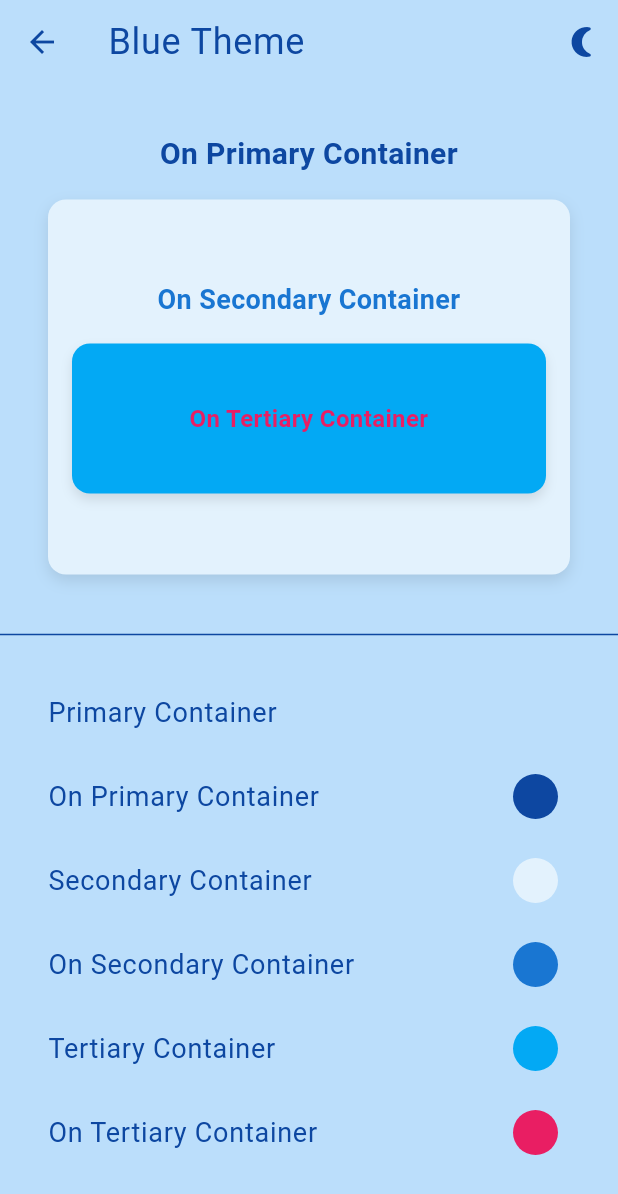
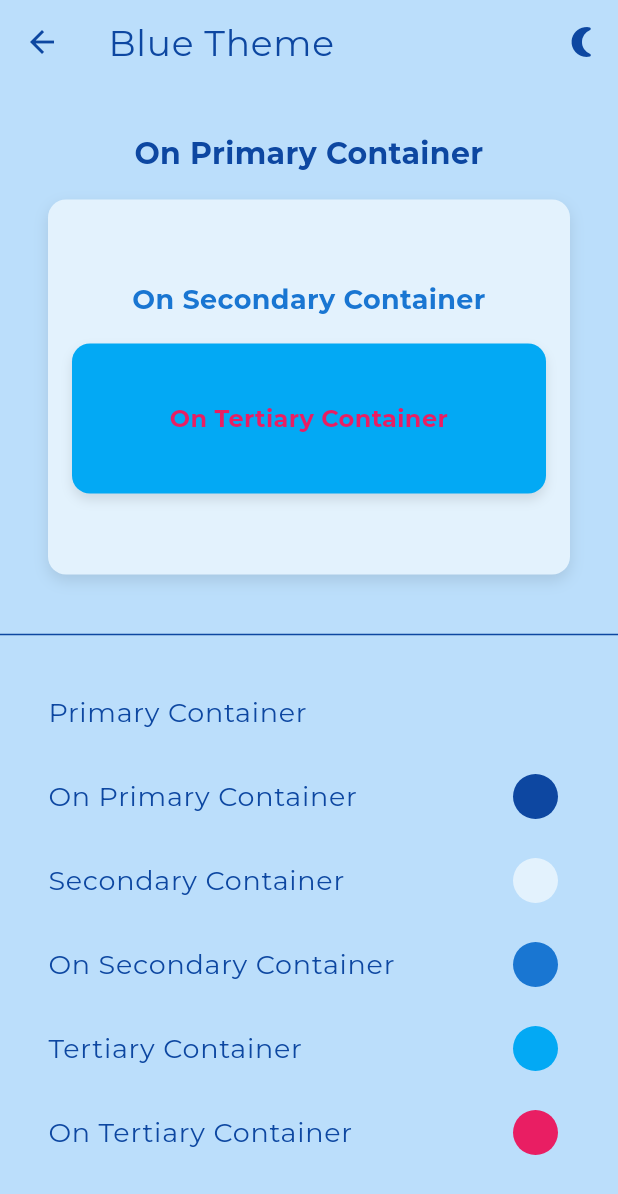
Before and after one commit to JorisHoef/FlutteringNotes, a Flutter app: the ThemeScreen screen opened directly with sample values from the repository, on a phone screen of 412 x 824 dp. Shown: the top 1194 px of the screen. Run offline on Flutter 3.47's test engine with Material 3 defaults, Android fonts, the phone set to English and light mode, and no system bars; our stand-ins replace flutter_colorpicker, shared_preferences; accounts and stored records are empty; network calls fail; project files that could hold a hidden picture were left out.

Commit message:
make default montserat font

```diff
--- a/lib/constants/theme_constants.dart
+++ b/lib/constants/theme_constants.dart
@@ -8,12 +8,68 @@ class ThemeConstants {
   static const double fontSizeLarge = 24.0;
   static const double fontSizeXLarge = 30.0;
 
+  static const String fontFamilyElectron = 'Montserrat'; // Always use this font
   static const String fontFamilyBlue = 'Roboto';
   static const String fontFamilyIndigo = 'Poppins';
   static const String fontFamilyGreen = 'Lato';
   static const String fontFamilyRed = 'SourceSerif4';
-  static const String fontFamilyElectron = 'Montserrat';
-  static const String fontFamilySerif = 'SourceSans3'; //unused for now
+  static const String fontFamilySerif = 'SourceSans3';
+
+  static TextTheme ensureFontFamily(TextTheme originalTheme) {
+    return TextTheme(
+      bodySmall: originalTheme.bodySmall?.copyWith(
+            fontFamily: fontFamilyElectron,
+            fontSize: fontSizeSmall,
+          ) ??
+          TextStyle(fontFamily: fontFamilyElectron),
+      bodyMedium: originalTheme.bodyMedium?.copyWith(
+            fontFamily: fontFamilyElectron,
+            fontSize: fontSizeMedium,
+          ) ??
+          TextStyle(fontFamily: fontFamilyElectron),
+      bodyLarge: originalTheme.bodyLarge?.copyWith(
+            fontFamily: fontFamilyElectron,
+            fontSize: fontSizeLarge,
+          ) ??
+          TextStyle(fontFamily: fontFamilyElectron),
+      headlineSmall: originalTheme.headlineSmall?.copyWith(
+            fontFamily: fontFamilyElectron,
+          ) ??
+          TextStyle(fontFamily: fontFamilyElectron),
+      headlineMedium: originalTheme.headlineMedium?.copyWith(
+            fontFamily: fontFamilyElectron,
+          ) ??
+          TextStyle(fontFamily: fontFamilyElectron),
+      headlineLarge: originalTheme.headlineLarge?.copyWith(
+            fontFamily: fontFamilyElectron,
+          ) ??
+          TextStyle(fontFamily: fontFamilyElectron),
+      titleSmall: originalTheme.titleSmall?.copyWith(
+            fontFamily: fontFamilyElectron,
+          ) ??
+          TextStyle(fontFamily: fontFamilyElectron),
+      titleMedium: originalTheme.titleMedium?.copyWith(
+            fontFamily: fontFamilyElectron,
+          ) ??
+          TextStyle(fontFamily: fontFamilyElectron),
+      titleLarge: originalTheme.titleLarge?.copyWith(
+            fontFamily: fontFamilyElectron,
+          ) ??
+          TextStyle(fontFamily: fontFamilyElectron),
+      labelSmall: originalTheme.labelSmall?.copyWith(
+            fontFamily: fontFamilyElectron,
+          ) ??
+          TextStyle(fontFamily: fontFamilyElectron),
+      labelMedium: originalTheme.labelMedium?.copyWith(
+            fontFamily: fontFamilyElectron,
+          ) ??
+          TextStyle(fontFamily: fontFamilyElectron),
+      labelLarge: originalTheme.labelLarge?.copyWith(
+            fontFamily: fontFamilyElectron,
+          ) ??
+          TextStyle(fontFamily: fontFamilyElectron),
+    );
+  }
 }
 
 List<ThemeModel> predefinedThemes() => [
@@ -33,12 +89,10 @@ List<ThemeModel> predefinedThemes() => [
             ),
             bodyMedium: TextStyle(
                 fontFamily: ThemeConstants.fontFamilyBlue,
-            fontSize: ThemeConstants.fontSizeMedium
-        ),
+                fontSize: ThemeConstants.fontSizeMedium),
             bodyLarge: TextStyle(
                 fontFamily: ThemeConstants.fontFamilyBlue,
-            fontSize: ThemeConstants.fontSizeLarge
-        ),
+                fontSize: ThemeConstants.fontSizeLarge),
           ),
         ),
         darkTheme: ThemeModel.buildDarkTheme(
@@ -49,9 +103,15 @@ List<ThemeModel> predefinedThemes() => [
           onSecondaryContainer: Colors.white,
           onTertiaryContainer: Colors.pink,
           textTheme: TextTheme(
-        bodySmall: TextStyle(fontFamily: ThemeConstants.fontFamilyBlue, fontSize: ThemeConstants.fontSizeSmall),
-        bodyMedium: TextStyle(fontFamily: ThemeConstants.fontFamilyBlue, fontSize: ThemeConstants.fontSizeMedium),
-        bodyLarge: TextStyle(fontFamily: ThemeConstants.fontFamilyBlue, fontSize: ThemeConstants.fontSizeLarge),
+            bodySmall: TextStyle(
+                fontFamily: ThemeConstants.fontFamilyBlue,
+                fontSize: ThemeConstants.fontSizeSmall),
+            bodyMedium: TextStyle(
+                fontFamily: ThemeConstants.fontFamilyBlue,
+                fontSize: ThemeConstants.fontSizeMedium),
+            bodyLarge: TextStyle(
+                fontFamily: ThemeConstants.fontFamilyBlue,
+                fontSize: ThemeConstants.fontSizeLarge),
           ),
         ),
       ),
@@ -65,9 +125,15 @@ List<ThemeModel> predefinedThemes() => [
           onSecondaryContainer: Color(0xFF5C6BC0),
           onTertiaryContainer: Colors.pink,
           textTheme: TextTheme(
-        bodySmall: TextStyle(fontFamily: ThemeConstants.fontFamilyIndigo, fontSize: ThemeConstants.fontSizeSmall),
-        bodyMedium: TextStyle(fontFamily: ThemeConstants.fontFamilyIndigo, fontSize: ThemeConstants.fontSizeMedium),
-        bodyLarge: TextStyle(fontFamily: ThemeConstants.fontFamilyIndigo, fontSize: ThemeConstants.fontSizeLarge),
+            bodySmall: TextStyle(
+                fontFamily: ThemeConstants.fontFamilyIndigo,
+                fontSize: ThemeConstants.fontSizeSmall),
+            bodyMedium: TextStyle(
+                fontFamily: ThemeConstants.fontFamilyIndigo,
+                fontSize: ThemeConstants.fontSizeMedium),
+            bodyLarge: TextStyle(
+                fontFamily: ThemeConstants.fontFamilyIndigo,
+                fontSize: ThemeConstants.fontSizeLarge),
           ),
         ),
         darkTheme: ThemeModel.buildDarkTheme(
@@ -78,9 +144,15 @@ List<ThemeModel> predefinedThemes() => [
           onSecondaryContainer: Colors.white,
           onTertiaryContainer: Colors.pink,
           textTheme: TextTheme(
-        bodySmall: TextStyle(fontFamily: ThemeConstants.fontFamilyIndigo, fontSize: ThemeConstants.fontSizeSmall),
-        bodyMedium: TextStyle(fontFamily: ThemeConstants.fontFamilyIndigo, fontSize: ThemeConstants.fontSizeMedium),
-        bodyLarge: TextStyle(fontFamily: ThemeConstants.fontFamilyIndigo, fontSize: ThemeConstants.fontSizeLarge),
+            bodySmall: TextStyle(
+                fontFamily: ThemeConstants.fontFamilyIndigo,
+                fontSize: ThemeConstants.fontSizeSmall),
+            bodyMedium: TextStyle(
+                fontFamily: ThemeConstants.fontFamilyIndigo,
+                fontSize: ThemeConstants.fontSizeMedium),
+            bodyLarge: TextStyle(
+                fontFamily: ThemeConstants.fontFamilyIndigo,
+                fontSize: ThemeConstants.fontSizeLarge),
           ),
         ),
       ),
@@ -94,9 +166,15 @@ List<ThemeModel> predefinedThemes() => [
           onSecondaryContainer: Color(0xFF2C6E49),
           onTertiaryContainer: Colors.pink,
           textTheme: TextTheme(
-        bodySmall: TextStyle(fontFamily: ThemeConstants.fontFamilyGreen, fontSize: ThemeConstants.fontSizeSmall),
-        bodyMedium: TextStyle(fontFamily: ThemeConstants.fontFamilyGreen, fontSize: ThemeConstants.fontSizeMedium),
-        bodyLarge: TextStyle(fontFamily: ThemeConstants.fontFamilyGreen, fontSize: ThemeConstants.fontSizeLarge),
+            bodySmall: TextStyle(
+                fontFamily: ThemeConstants.fontFamilyGreen,
+                fontSize: ThemeConstants.fontSizeSmall),
+            bodyMedium: TextStyle(
+                fontFamily: ThemeConstants.fontFamilyGreen,
+                fontSize: ThemeConstants.fontSizeMedium),
+            bodyLarge: TextStyle(
+                fontFamily: ThemeConstants.fontFamilyGreen,
+                fontSize: ThemeConstants.fontSizeLarge),
           ),
         ),
         darkTheme: ThemeModel.buildDarkTheme(
@@ -107,9 +185,15 @@ List<ThemeModel> predefinedThemes() => [
           onSecondaryContainer: Colors.white,
           onTertiaryContainer: Colors.pink,
           textTheme: TextTheme(
-        bodySmall: TextStyle(fontFamily: ThemeConstants.fontFamilyGreen, fontSize: ThemeConstants.fontSizeSmall),
-        bodyMedium: TextStyle(fontFamily: ThemeConstants.fontFamilyGreen, fontSize: ThemeConstants.fontSizeMedium),
-        bodyLarge: TextStyle(fontFamily: ThemeConstants.fontFamilyGreen, fontSize: ThemeConstants.fontSizeLarge),
+            bodySmall: TextStyle(
+                fontFamily: ThemeConstants.fontFamilyGreen,
+                fontSize: ThemeConstants.fontSizeSmall),
+            bodyMedium: TextStyle(
+                fontFamily: ThemeConstants.fontFamilyGreen,
+                fontSize: ThemeConstants.fontSizeMedium),
+            bodyLarge: TextStyle(
+                fontFamily: ThemeConstants.fontFamilyGreen,
+                fontSize: ThemeConstants.fontSizeLarge),
           ),
         ),
       ),
@@ -123,9 +207,15 @@ List<ThemeModel> predefinedThemes() => [
           onSecondaryContainer: Color(0xFFEF9A9A),
           onTertiaryContainer: Colors.pink,
           textTheme: TextTheme(
-        bodySmall: TextStyle(fontFamily: ThemeConstants.fontFamilyRed, fontSize: ThemeConstants.fontSizeSmall),
-        bodyMedium: TextStyle(fontFamily: ThemeConstants.fontFamilyRed, fontSize: ThemeConstants.fontSizeMedium),
-        bodyLarge: TextStyle(fontFamily: ThemeConstants.fontFamilyRed, fontSize: ThemeConstants.fontSizeLarge),
+            bodySmall: TextStyle(
+                fontFamily: ThemeConstants.fontFamilyRed,
+                fontSize: ThemeConstants.fontSizeSmall),
+            bodyMedium: TextStyle(
+                fontFamily: ThemeConstants.fontFamilyRed,
+                fontSize: ThemeConstants.fontSizeMedium),
+            bodyLarge: TextStyle(
+                fontFamily: ThemeConstants.fontFamilyRed,
+                fontSize: ThemeConstants.fontSizeLarge),
           ),
         ),
         darkTheme: ThemeModel.buildDarkTheme(
@@ -136,9 +226,15 @@ List<ThemeModel> predefinedThemes() => [
           onSecondaryContainer: Color(0xFFEF9A9A),
           onTertiaryContainer: Colors.pink,
           textTheme: TextTheme(
-        bodySmall: TextStyle(fontFamily: ThemeConstants.fontFamilyRed, fontSize: ThemeConstants.fontSizeSmall),
-        bodyMedium: TextStyle(fontFamily: ThemeConstants.fontFamilyRed, fontSize: ThemeConstants.fontSizeMedium),
-        bodyLarge: TextStyle(fontFamily: ThemeConstants.fontFamilyRed, fontSize: ThemeConstants.fontSizeLarge),
+            bodySmall: TextStyle(
+                fontFamily: ThemeConstants.fontFamilyRed,
+                fontSize: ThemeConstants.fontSizeSmall),
+            bodyMedium: TextStyle(
+                fontFamily: ThemeConstants.fontFamilyRed,
+                fontSize: ThemeConstants.fontSizeMedium),
+            bodyLarge: TextStyle(
+                fontFamily: ThemeConstants.fontFamilyRed,
+                fontSize: ThemeConstants.fontSizeLarge),
           ),
         ),
       ),
@@ -152,9 +248,15 @@ List<ThemeModel> predefinedThemes() => [
           onSecondaryContainer: Color(0xFF2B2A2A),
           onTertiaryContainer: Colors.pink,
           textTheme: TextTheme(
-        bodySmall: TextStyle(fontFamily: ThemeConstants.fontFamilyElectron, fontSize: ThemeConstants.fontSizeSmall),
-        bodyMedium: TextStyle(fontFamily: ThemeConstants.fontFamilyElectron, fontSize: ThemeConstants.fontSizeMedium),
-        bodyLarge: TextStyle(fontFamily: ThemeConstants.fontFamilyElectron, fontSize: ThemeConstants.fontSizeLarge),
+            bodySmall: TextStyle(
+                fontFamily: ThemeConstants.fontFamilyElectron,
+                fontSize: ThemeConstants.fontSizeSmall),
+            bodyMedium: TextStyle(
+                fontFamily: ThemeConstants.fontFamilyElectron,
+                fontSize: ThemeConstants.fontSizeMedium),
+            bodyLarge: TextStyle(
+                fontFamily: ThemeConstants.fontFamilyElectron,
+                fontSize: ThemeConstants.fontSizeLarge),
           ),
         ),
         darkTheme: ThemeModel.buildDarkTheme(
@@ -167,10 +269,13 @@ List<ThemeModel> predefinedThemes() => [
           textTheme: TextTheme(
             bodySmall: TextStyle(
                 fontFamily: ThemeConstants.fontFamilyElectron,
-            fontSize: ThemeConstants.fontSizeSmall
-        ),
-        bodyMedium: TextStyle(fontFamily: ThemeConstants.fontFamilyElectron, fontSize: ThemeConstants.fontSizeMedium),
-        bodyLarge: TextStyle(fontFamily: ThemeConstants.fontFamilyElectron, fontSize: ThemeConstants.fontSizeLarge),
+                fontSize: ThemeConstants.fontSizeSmall),
+            bodyMedium: TextStyle(
+                fontFamily: ThemeConstants.fontFamilyElectron,
+                fontSize: ThemeConstants.fontSizeMedium),
+            bodyLarge: TextStyle(
+                fontFamily: ThemeConstants.fontFamilyElectron,
+                fontSize: ThemeConstants.fontSizeLarge),
           ),
         ),
       ),
@@ -184,9 +289,15 @@ List<ThemeModel> predefinedThemes() => [
           onSecondaryContainer: Color(0xFF2B2A2A),
           onTertiaryContainer: Colors.pink,
           textTheme: TextTheme(
-        bodySmall: TextStyle(fontFamily: ThemeConstants.fontFamilyElectron, fontSize: ThemeConstants.fontSizeSmall),
-        bodyMedium: TextStyle(fontFamily: ThemeConstants.fontFamilyElectron, fontSize: ThemeConstants.fontSizeMedium),
-        bodyLarge: TextStyle(fontFamily: ThemeConstants.fontFamilyElectron, fontSize: ThemeConstants.fontSizeLarge),
+            bodySmall: TextStyle(
+                fontFamily: ThemeConstants.fontFamilyElectron,
+                fontSize: ThemeConstants.fontSizeSmall),
+            bodyMedium: TextStyle(
+                fontFamily: ThemeConstants.fontFamilyElectron,
+                fontSize: ThemeConstants.fontSizeMedium),
+            bodyLarge: TextStyle(
+                fontFamily: ThemeConstants.fontFamilyElectron,
+                fontSize: ThemeConstants.fontSizeLarge),
           ),
         ),
         darkTheme: ThemeModel.buildDarkTheme(
@@ -199,10 +310,13 @@ List<ThemeModel> predefinedThemes() => [
           textTheme: TextTheme(
             bodySmall: TextStyle(
                 fontFamily: ThemeConstants.fontFamilyElectron,
-            fontSize: ThemeConstants.fontSizeSmall
-        ),
-        bodyMedium: TextStyle(fontFamily: ThemeConstants.fontFamilyElectron, fontSize: ThemeConstants.fontSizeMedium),
-        bodyLarge: TextStyle(fontFamily: ThemeConstants.fontFamilyElectron, fontSize: ThemeConstants.fontSizeLarge),
+                fontSize: ThemeConstants.fontSizeSmall),
+            bodyMedium: TextStyle(
+                fontFamily: ThemeConstants.fontFamilyElectron,
+                fontSize: ThemeConstants.fontSizeMedium),
+            bodyLarge: TextStyle(
+                fontFamily: ThemeConstants.fontFamilyElectron,
+                fontSize: ThemeConstants.fontSizeLarge),
           ),
         ),
       ),
@@ -216,9 +330,15 @@ List<ThemeModel> predefinedThemes() => [
           onSecondaryContainer: Color(0xFF2B2A2A),
           onTertiaryContainer: Colors.pink,
           textTheme: TextTheme(
-        bodySmall: TextStyle(fontFamily: ThemeConstants.fontFamilyElectron, fontSize: ThemeConstants.fontSizeSmall),
-        bodyMedium: TextStyle(fontFamily: ThemeConstants.fontFamilyElectron, fontSize: ThemeConstants.fontSizeMedium),
-        bodyLarge: TextStyle(fontFamily: ThemeConstants.fontFamilyElectron, fontSize: ThemeConstants.fontSizeLarge),
+            bodySmall: TextStyle(
+                fontFamily: ThemeConstants.fontFamilyElectron,
+                fontSize: ThemeConstants.fontSizeSmall),
+            bodyMedium: TextStyle(
+                fontFamily: ThemeConstants.fontFamilyElectron,
+                fontSize: ThemeConstants.fontSizeMedium),
+            bodyLarge: TextStyle(
+                fontFamily: ThemeConstants.fontFamilyElectron,
+                fontSize: ThemeConstants.fontSizeLarge),
           ),
         ),
         darkTheme: ThemeModel.buildDarkTheme(
@@ -231,10 +351,13 @@ List<ThemeModel> predefinedThemes() => [
           textTheme: TextTheme(
             bodySmall: TextStyle(
                 fontFamily: ThemeConstants.fontFamilyElectron,
-            fontSize: ThemeConstants.fontSizeSmall
-        ),
-        bodyMedium: TextStyle(fontFamily: ThemeConstants.fontFamilyElectron, fontSize: ThemeConstants.fontSizeMedium),
-        bodyLarge: TextStyle(fontFamily: ThemeConstants.fontFamilyElectron, fontSize: ThemeConstants.fontSizeLarge),
+                fontSize: ThemeConstants.fontSizeSmall),
+            bodyMedium: TextStyle(
+                fontFamily: ThemeConstants.fontFamilyElectron,
+                fontSize: ThemeConstants.fontSizeMedium),
+            bodyLarge: TextStyle(
+                fontFamily: ThemeConstants.fontFamilyElectron,
+                fontSize: ThemeConstants.fontSizeLarge),
           ),
         ),
       ),
@@ -248,9 +371,15 @@ List<ThemeModel> predefinedThemes() => [
           onSecondaryContainer: Color(0xFF2B2A2A),
           onTertiaryContainer: Colors.pink,
           textTheme: TextTheme(
-        bodySmall: TextStyle(fontFamily: ThemeConstants.fontFamilyElectron, fontSize: ThemeConstants.fontSizeSmall),
-        bodyMedium: TextStyle(fontFamily: ThemeConstants.fontFamilyElectron, fontSize: ThemeConstants.fontSizeMedium),
-        bodyLarge: TextStyle(fontFamily: ThemeConstants.fontFamilyElectron, fontSize: ThemeConstants.fontSizeLarge),
+            bodySmall: TextStyle(
+                fontFamily: ThemeConstants.fontFamilyElectron,
+                fontSize: ThemeConstants.fontSizeSmall),
+            bodyMedium: TextStyle(
+                fontFamily: ThemeConstants.fontFamilyElectron,
+                fontSize: ThemeConstants.fontSizeMedium),
+            bodyLarge: TextStyle(
+                fontFamily: ThemeConstants.fontFamilyElectron,
+                fontSize: ThemeConstants.fontSizeLarge),
           ),
         ),
         darkTheme: ThemeModel.buildDarkTheme(
@@ -263,13 +392,17 @@ List<ThemeModel> predefinedThemes() => [
           textTheme: TextTheme(
             bodySmall: TextStyle(
                 fontFamily: ThemeConstants.fontFamilyElectron,
-            fontSize: ThemeConstants.fontSizeSmall
-        ),
-        bodyMedium: TextStyle(fontFamily: ThemeConstants.fontFamilyElectron, fontSize: ThemeConstants.fontSizeMedium),
-        bodyLarge: TextStyle(fontFamily: ThemeConstants.fontFamilyElectron, fontSize: ThemeConstants.fontSizeLarge),
+                fontSize: ThemeConstants.fontSizeSmall),
+            bodyMedium: TextStyle(
+                fontFamily: ThemeConstants.fontFamilyElectron,
+                fontSize: ThemeConstants.fontSizeMedium),
+            bodyLarge: TextStyle(
+                fontFamily: ThemeConstants.fontFamilyElectron,
+                fontSize: ThemeConstants.fontSizeLarge),
           ),
         ),
-  ),  ThemeModel(
+      ),
+      ThemeModel(
         name: 'Electron-Inspired Theme 3, Brighter Primary (actual Electron)',
         lightTheme: ThemeModel.buildLightTheme(
           primaryContainer: Color(0xFF80DEEA),
@@ -279,9 +412,15 @@ List<ThemeModel> predefinedThemes() => [
           onSecondaryContainer: Color(0xFF2B2A2A),
           onTertiaryContainer: Colors.pink,
           textTheme: TextTheme(
-        bodySmall: TextStyle(fontFamily: ThemeConstants.fontFamilyElectron, fontSize: ThemeConstants.fontSizeSmall),
-        bodyMedium: TextStyle(fontFamily: ThemeConstants.fontFamilyElectron, fontSize: ThemeConstants.fontSizeMedium),
-        bodyLarge: TextStyle(fontFamily: ThemeConstants.fontFamilyElectron, fontSize: ThemeConstants.fontSizeLarge),
+            bodySmall: TextStyle(
+                fontFamily: ThemeConstants.fontFamilyElectron,
+                fontSize: ThemeConstants.fontSizeSmall),
+            bodyMedium: TextStyle(
+                fontFamily: ThemeConstants.fontFamilyElectron,
+                fontSize: ThemeConstants.fontSizeMedium),
+            bodyLarge: TextStyle(
+                fontFamily: ThemeConstants.fontFamilyElectron,
+                fontSize: ThemeConstants.fontSizeLarge),
           ),
         ),
         darkTheme: ThemeModel.buildDarkTheme(
@@ -294,10 +433,13 @@ List<ThemeModel> predefinedThemes() => [
           textTheme: TextTheme(
             bodySmall: TextStyle(
                 fontFamily: ThemeConstants.fontFamilyElectron,
-            fontSize: ThemeConstants.fontSizeSmall
-        ),
-        bodyMedium: TextStyle(fontFamily: ThemeConstants.fontFamilyElectron, fontSize: ThemeConstants.fontSizeMedium),
-        bodyLarge: TextStyle(fontFamily: ThemeConstants.fontFamilyElectron, fontSize: ThemeConstants.fontSizeLarge),
+                fontSize: ThemeConstants.fontSizeSmall),
+            bodyMedium: TextStyle(
+                fontFamily: ThemeConstants.fontFamilyElectron,
+                fontSize: ThemeConstants.fontSizeMedium),
+            bodyLarge: TextStyle(
+                fontFamily: ThemeConstants.fontFamilyElectron,
+                fontSize: ThemeConstants.fontSizeLarge),
           ),
         ),
       ),
@@ -311,9 +453,15 @@ List<ThemeModel> predefinedThemes() => [
           onSecondaryContainer: Color(0xFF2B2A2A),
           onTertiaryContainer: Color(0xFF141218),
           textTheme: TextTheme(
-        bodySmall: TextStyle(fontFamily: ThemeConstants.fontFamilyElectron, fontSize: ThemeConstants.fontSizeSmall),
-        bodyMedium: TextStyle(fontFamily: ThemeConstants.fontFamilyElectron, fontSize: ThemeConstants.fontSizeMedium),
-        bodyLarge: TextStyle(fontFamily: ThemeConstants.fontFamilyElectron, fontSize: ThemeConstants.fontSizeLarge),
+            bodySmall: TextStyle(
+                fontFamily: ThemeConstants.fontFamilyElectron,
+                fontSize: ThemeConstants.fontSizeSmall),
+            bodyMedium: TextStyle(
+                fontFamily: ThemeConstants.fontFamilyElectron,
+                fontSize: ThemeConstants.fontSizeMedium),
+            bodyLarge: TextStyle(
+                fontFamily: ThemeConstants.fontFamilyElectron,
+                fontSize: ThemeConstants.fontSizeLarge),
           ),
         ),
         darkTheme: ThemeModel.buildDarkTheme(
@@ -326,10 +474,13 @@ List<ThemeModel> predefinedThemes() => [
           textTheme: TextTheme(
             bodySmall: TextStyle(
                 fontFamily: ThemeConstants.fontFamilyElectron,
-            fontSize: ThemeConstants.fontSizeSmall
-        ),
-        bodyMedium: TextStyle(fontFamily: ThemeConstants.fontFamilyElectron, fontSize: ThemeConstants.fontSizeMedium),
-        bodyLarge: TextStyle(fontFamily: ThemeConstants.fontFamilyElectron, fontSize: ThemeConstants.fontSizeLarge),
+                fontSize: ThemeConstants.fontSizeSmall),
+            bodyMedium: TextStyle(
+                fontFamily: ThemeConstants.fontFamilyElectron,
+                fontSize: ThemeConstants.fontSizeMedium),
+            bodyLarge: TextStyle(
+                fontFamily: ThemeConstants.fontFamilyElectron,
+                fontSize: ThemeConstants.fontSizeLarge),
           ),
         ),
       ),
@@ -343,9 +494,15 @@ List<ThemeModel> predefinedThemes() => [
           onSecondaryContainer: Color(0xFF2B2A2A),
           onTertiaryContainer: Color(0xFF00BCD4),
           textTheme: TextTheme(
-        bodySmall: TextStyle(fontFamily: ThemeConstants.fontFamilyElectron, fontSize: ThemeConstants.fontSizeSmall),
-        bodyMedium: TextStyle(fontFamily: ThemeConstants.fontFamilyElectron, fontSize: ThemeConstants.fontSizeMedium),
-        bodyLarge: TextStyle(fontFamily: ThemeConstants.fontFamilyElectron, fontSize: ThemeConstants.fontSizeLarge),
+            bodySmall: TextStyle(
+                fontFamily: ThemeConstants.fontFamilyElectron,
+                fontSize: ThemeConstants.fontSizeSmall),
+            bodyMedium: TextStyle(
+                fontFamily: ThemeConstants.fontFamilyElectron,
+                fontSize: ThemeConstants.fontSizeMedium),
+            bodyLarge: TextStyle(
+                fontFamily: ThemeConstants.fontFamilyElectron,
+                fontSize: ThemeConstants.fontSizeLarge),
           ),
         ),
         darkTheme: ThemeModel.buildDarkTheme(
@@ -358,10 +515,13 @@ List<ThemeModel> predefinedThemes() => [
           textTheme: TextTheme(
             bodySmall: TextStyle(
                 fontFamily: ThemeConstants.fontFamilyElectron,
-            fontSize: ThemeConstants.fontSizeSmall
-        ),
-        bodyMedium: TextStyle(fontFamily: ThemeConstants.fontFamilyElectron, fontSize: ThemeConstants.fontSizeMedium),
-        bodyLarge: TextStyle(fontFamily: ThemeConstants.fontFamilyElectron, fontSize: ThemeConstants.fontSizeLarge),
+                fontSize: ThemeConstants.fontSizeSmall),
+            bodyMedium: TextStyle(
+                fontFamily: ThemeConstants.fontFamilyElectron,
+                fontSize: ThemeConstants.fontSizeMedium),
+            bodyLarge: TextStyle(
+                fontFamily: ThemeConstants.fontFamilyElectron,
+                fontSize: ThemeConstants.fontSizeLarge),
           ),
         ),
       ),
--- a/lib/models/theme_model.dart
+++ b/lib/models/theme_model.dart
@@ -1,4 +1,6 @@
 import 'package:flutter/material.dart';
+
+import '../constants/theme_constants.dart';
 
 class ThemeModel {
   final String name;
@@ -44,7 +46,7 @@ class ThemeModel {
         onSecondaryContainer: onSecondaryContainer,
         onTertiaryContainer: onTertiaryContainer,
       ),
-      textTheme: textTheme,
+      textTheme: ThemeConstants.ensureFontFamily(textTheme),
     );
   }
 
@@ -69,7 +71,7 @@ class ThemeModel {
         onSecondaryContainer: onSecondaryContainer,
         onTertiaryContainer: onTertiaryContainer,
       ),
-      textTheme: textTheme,
+      textTheme: ThemeConstants.ensureFontFamily(textTheme),
     );
   }
 }
```
Also changed, not shown: lib/providers/theme_provider.dart (+73 -7 lines), lib/screens/theme_screen.dart (+9 -10 lines). Lines whose indentation alone changed are shown as unchanged.
